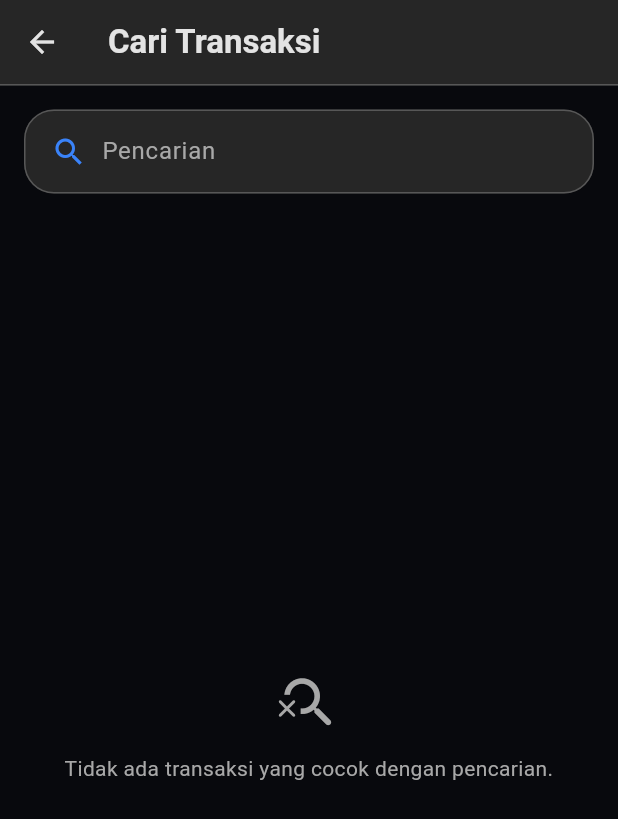
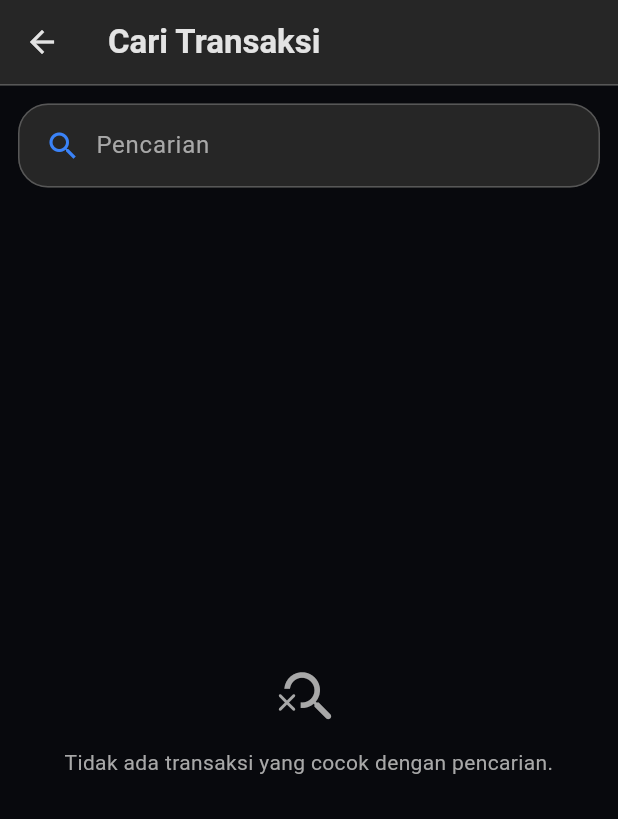
Before and after one commit to Garaku-kuyashi/APP-Manajemen-Keuangan, a Flutter app: the SearchPage screen opened directly, on a phone screen of 412 x 824 dp. Shown: the top 819 px of the screen. Run offline on Flutter 3.47's test engine with Material 3 defaults, Android fonts, the phone set to English and light mode, and no system bars; our stand-ins replace cloud_firestore, equatable, firebase_auth, firebase_core, flutter_bloc, get_it and 2 more; accounts and stored records are empty; generated files the repository leaves out were written again.

Commit message:
style: standardizing padding for all page

```diff
--- a/lib/features/profile/presentation/pages/profile_page.dart
+++ b/lib/features/profile/presentation/pages/profile_page.dart
@@ -255,7 +255,7 @@ class _ProfilePageState extends State<ProfilePage> {
       ),
       body: SafeArea(
         child: ListView(
-          padding: const EdgeInsets.all(16.0),
+          padding: const EdgeInsets.all(12),
           children: [
             // KARTU PROFIL INTERAKTIF
             Card(
--- a/lib/features/profile/presentation/pages/settings_page.dart
+++ b/lib/features/profile/presentation/pages/settings_page.dart
@@ -51,7 +51,7 @@ class SettingsPage extends StatelessWidget {
           ),
           body: SafeArea(
             child: ListView(
-              padding: const EdgeInsets.all(16),
+              padding: const EdgeInsets.all(12),
               children: [
                 Text(
                   'Tampilan',
--- a/lib/features/report/presentation/pages/report_page.dart
+++ b/lib/features/report/presentation/pages/report_page.dart
@@ -138,7 +138,7 @@ class ReportPage extends StatelessWidget {
 
                 return SafeArea(
                   child: ListView(
-                    padding: const EdgeInsets.all(16),
+                    padding: const EdgeInsets.all(12),
                     children: [
                       // Kartu 1: Prediksi Survival Mode.
                       Card(
--- a/lib/features/search/presentation/pages/search_page.dart
+++ b/lib/features/search/presentation/pages/search_page.dart
@@ -66,7 +66,7 @@ class _SearchPageState extends State<SearchPage> {
         child: Column(
           children: [
             Padding(
-              padding: const EdgeInsets.all(16),
+              padding: const EdgeInsets.all(12),
               child: TextField(
                 controller: _searchCtrl,
                 style: TextStyle(color: primaryText),
@@ -173,7 +173,7 @@ class _SearchPageState extends State<SearchPage> {
                     }
 
                     return ListView.separated(
-                      padding: const EdgeInsets.fromLTRB(16, 0, 16, 16),
+                      padding: const EdgeInsets.fromLTRB(12, 0, 12, 12),
                       itemCount: filtered.length,
                       separatorBuilder: (_, __) => const SizedBox(height: 10),
                       itemBuilder: (context, index) {
```
